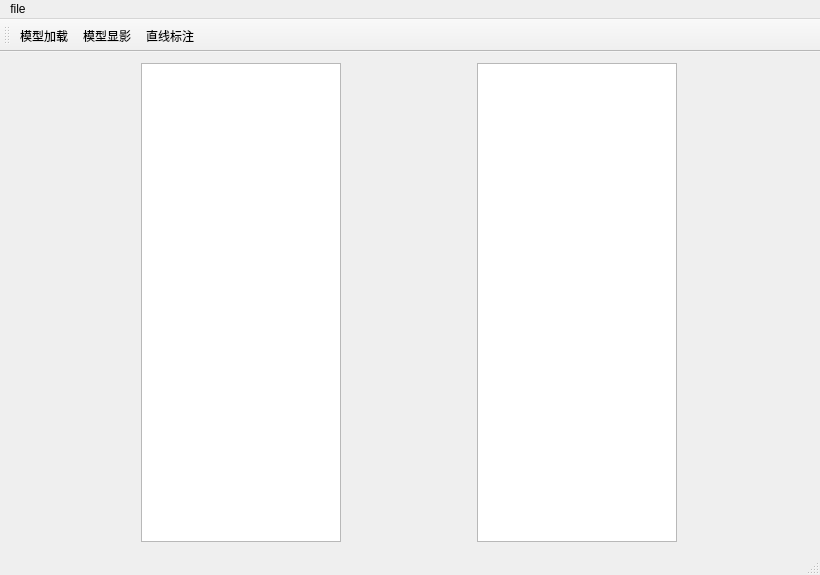
Above: Bim/Bim.ui from kuaidy/learnopengl before the change. Below: the same form after it.
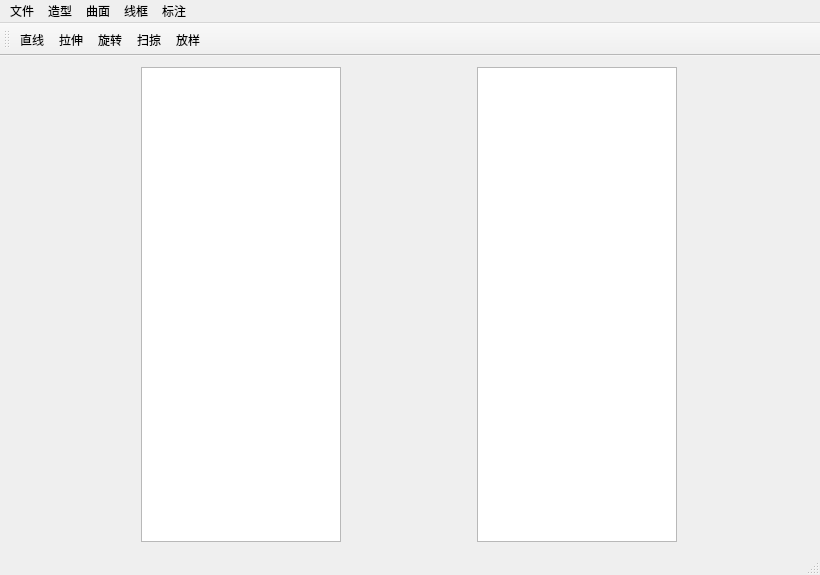
That is the form after the change.

Commit message: 绘制模型线

Patch:
```diff
--- a/Bim/Bim.ui
+++ b/Bim/Bim.ui
@@ -46,16 +46,40 @@
      <x>0</x>
      <y>0</y>
      <width>820</width>
-     <height>25</height>
+     <height>21</height>
     </rect>
    </property>
    <widget class="QMenu" name="menu">
     <property name="title">
-     <string>file</string>
+     <string>文件</string>
     </property>
-    <addaction name="btnopenfile"/>
+    <addaction name="fileopen"/>
+   </widget>
+   <widget class="QMenu" name="menu_2">
+    <property name="title">
+     <string>造型</string>
+    </property>
+   </widget>
+   <widget class="QMenu" name="menu_3">
+    <property name="title">
+     <string>曲面</string>
+    </property>
+   </widget>
+   <widget class="QMenu" name="menu_4">
+    <property name="title">
+     <string>线框</string>
+    </property>
+   </widget>
+   <widget class="QMenu" name="menu_5">
+    <property name="title">
+     <string>标注</string>
+    </property>
    </widget>
    <addaction name="menu"/>
+   <addaction name="menu_2"/>
+   <addaction name="menu_3"/>
+   <addaction name="menu_4"/>
+   <addaction name="menu_5"/>
   </widget>
   <widget class="QToolBar" name="mainToolBar">
    <attribute name="toolBarArea">
@@ -64,29 +88,53 @@
    <attribute name="toolBarBreak">
     <bool>false</bool>
    </attribute>
-   <addaction name="loadmodel"/>
-   <addaction name="showmodel"/>
-   <addaction name="linemark"/>
+   <addaction name="modelline"/>
+   <addaction name="action"/>
+   <addaction name="action_2"/>
+   <addaction name="action_3"/>
+   <addaction name="action_4"/>
   </widget>
   <widget class="QStatusBar" name="statusBar"/>
-  <action name="btnopenfile">
+  <action name="modelline">
    <property name="text">
-    <string>open</string>
+    <string>直线</string>
    </property>
   </action>
-  <action name="loadmodel">
+  <action name="fileopen">
    <property name="text">
-    <string>模型加载</string>
+    <string>打开文件</string>
    </property>
   </action>
-  <action name="showmodel">
+  <action name="action">
    <property name="text">
-    <string>模型显影</string>
+    <string>拉伸</string>
    </property>
+   <property name="menuRole">
+    <enum>QAction::NoRole</enum>
+   </property>
   </action>
-  <action name="linemark">
+  <action name="action_2">
    <property name="text">
-    <string>直线标注</string>
+    <string>旋转</string>
+   </property>
+   <property name="menuRole">
+    <enum>QAction::NoRole</enum>
+   </property>
+  </action>
+  <action name="action_3">
+   <property name="text">
+    <string>扫掠</string>
+   </property>
+   <property name="menuRole">
+    <enum>QAction::NoRole</enum>
+   </property>
+  </action>
+  <action name="action_4">
+   <property name="text">
+    <string>放样</string>
+   </property>
+   <property name="menuRole">
+    <enum>QAction::NoRole</enum>
    </property>
   </action>
  </widget>
```
The commit also changes 18 other files.
